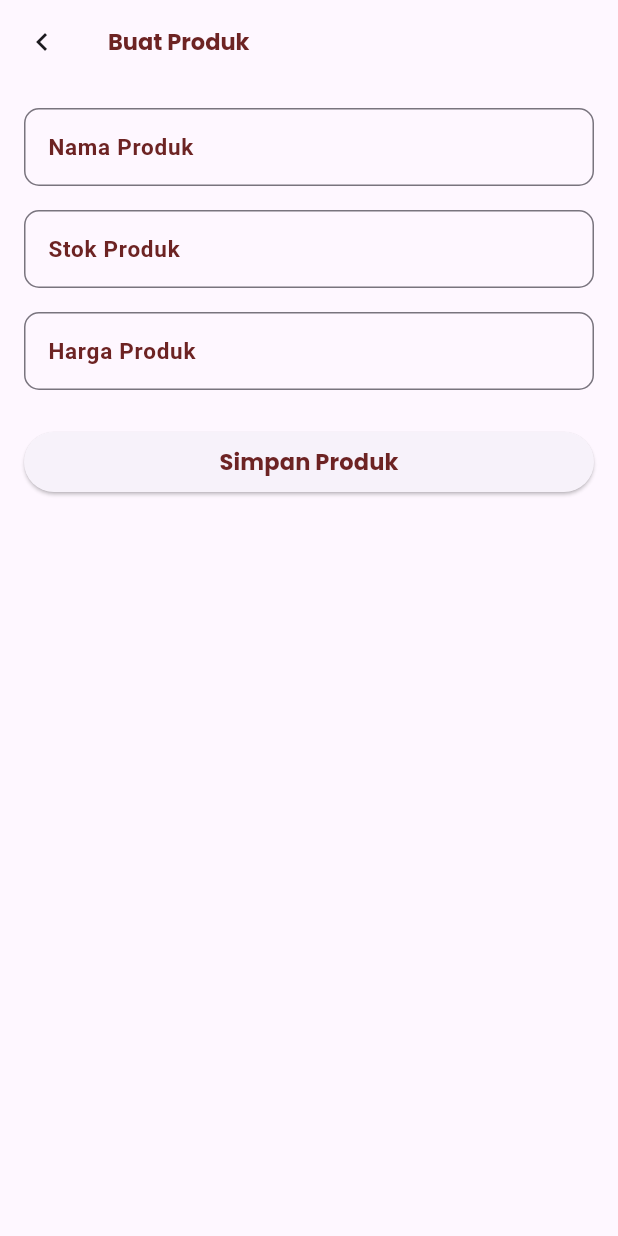
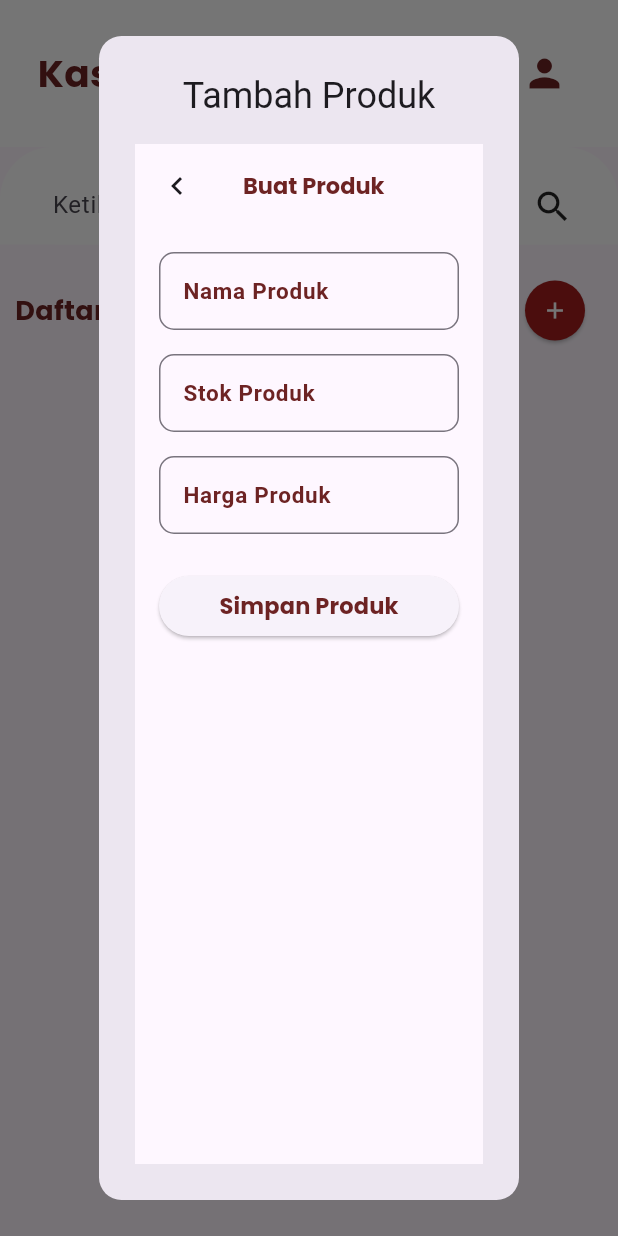
Before and after one commit to alamsyahkuba/latihankasirapp, a Flutter app: the HomePage screen opened directly, after a tap on the "add" icon, on a phone screen of 412 x 824 dp. Run offline on Flutter 3.47's test engine with Material 3 defaults, Android fonts, the phone set to English and light mode, and no system bars; our stand-ins replace curved_navigation_bar, google_fonts, shared_preferences, supabase_flutter; missing offline and left inert: bcrypt; accounts and stored records are empty; network calls fail.

Commit message:
sedikit kemajuan

```diff
--- a/lib/main.dart
+++ b/lib/main.dart
@@ -1,7 +1,9 @@
 import 'package:flutter/material.dart';
 import 'package:latihankasirapp/components/bottombar.dart';
 import 'package:latihankasirapp/pages/homepage.dart';
+import 'package:latihankasirapp/pages/transaksi.dart';
 import 'package:latihankasirapp/pages/pelanggan.dart';
+import 'package:latihankasirapp/pages/profil.dart';
 import 'package:latihankasirapp/pages/register.dart';
 import 'package:latihankasirapp/pages/welcomepages.dart';
 import 'package:latihankasirapp/service/supabase.dart';
@@ -22,7 +24,7 @@ class MyApp extends StatelessWidget {
   Widget build(BuildContext context) {
     return MaterialApp(
       debugShowCheckedModeBanner: false,
-      home: Welcomepages(),
+      home: HomePage(),
     );
   }
 }
--- a/lib/pages/bottomnavigationbar.dart
+++ b/lib/pages/bottomnavigationbar.dart
@@ -1,68 +1,67 @@
-import 'package:curved_navigation_bar/curved_navigation_bar.dart';
-import 'package:flutter/material.dart';
-import 'package:latihankasirapp/pages/homepage.dart';
-import 'package:latihankasirapp/pages/pelanggan.dart';
-import 'package:latihankasirapp/pages/theme.dart';
+// import 'package:curved_navigation_bar/curved_navigation_bar.dart';
+// import 'package:flutter/material.dart';
+// import 'package:latihankasirapp/pages/homepage.dart';
+// import 'package:latihankasirapp/pages/pelanggan.dart';
+// import 'package:latihankasirapp/pages/theme.dart';
 
-class BottomNavigationBarWidget extends StatefulWidget {
-  final Widget child;
+// class BottomNavigationBarWidget extends StatefulWidget {
+//   final Widget child;
 
-  const BottomNavigationBarWidget({Key? key, required this.child}) : super(key: key);
+//   const BottomNavigationBarWidget({Key? key, required this.child}) : super(key: key);
 
-  @override
-  _BottomNavigationBarWidgetState createState() => _BottomNavigationBarWidgetState();
-}
+//   @override
+//   _BottomNavigationBarWidgetState createState() => _BottomNavigationBarWidgetState();
+// }
 
-class _BottomNavigationBarWidgetState extends State<BottomNavigationBarWidget> {
-  int _selectedIndex = 0; // Track selected index
+// class _BottomNavigationBarWidgetState extends State<BottomNavigationBarWidget> {
+//   int _selectedIndex = 0; // Track selected index
 
-  @override
-  Widget build(BuildContext context) {
-    return Scaffold(
-      body: widget.child,
-      bottomNavigationBar: CurvedNavigationBar(
-        backgroundColor: secondaryColor,
-        color: secondaryColor, // Update your color as needed
-        animationDuration: Duration(milliseconds: 300),
-        index: _selectedIndex, // Keep the current index
-        items: [
-          Icon(Icons.home, size: 30, color: Colors.white),
-          Icon(Icons.shopping_cart, size: 30, color: Colors.white),
-          Icon(Icons.history, size: 30, color: Colors.white),
-          Icon(Icons.people_alt_outlined, size: 30, color: Colors.white),
-          Icon(Icons.person, size: 30, color: Colors.white),
-        ],
-        onTap: (index) {
-          setState(() {
-            _selectedIndex = index;
-          });
+//   @override
+//   Widget build(BuildContext context) {
+//     return Scaffold(
+//       body: widget.child,
+//       bottomNavigationBar: CurvedNavigationBar(
+//         backgroundColor: primaryColor,
+//         color: secondaryColor,
+//         animationDuration: Duration(milliseconds: 300),
+//         index: _selectedIndex, // Keep the current index
+//         items: [
+//           Icon(Icons.home, size: 30, color: Colors.white),
+//           Icon(Icons.shopping_cart, size: 30, color: Colors.white),
+//           Icon(Icons.history, size: 30, color: Colors.white),
+//           Icon(Icons.people_alt_outlined, size: 30, color: Colors.white),
+//         ],
+//         onTap: (index) {
+//           setState(() {
+//             _selectedIndex = index;
+//           });
 
-          // Navigate based on selected index
-          switch (index) {
-            case 0:
-              Navigator.pushReplacement(
-                context,
-                MaterialPageRoute(builder: (context) => HomePage()),
-              );
-              break;
-            case 1:
-              // Handle other pages
-              break;
-            case 2:
-              // Handle other pages
-              break;
-            case 3:
-              Navigator.pushReplacement(
-                context,
-                MaterialPageRoute(builder: (context) => PelangganPage()),
-              );
-              break;
-            case 4:
-              // Handle other pages
-              break;
-          }
-        },
-      ),
-    );
-  }
-}
+//           // Navigate based on selected index
+//           switch (index) {
+//             case 0:
+//               Navigator.pushReplacement(
+//                 context,
+//                 MaterialPageRoute(builder: (context) => HomePage()),
+//               );
+//               break;
+//             case 1:
+//               // Handle other pages
+//               break;
+//             case 2:
+//               // Handle other pages
+//               break;
+//             case 3:
+//               Navigator.pushReplacement(
+//                 context,
+//                 MaterialPageRoute(builder: (context) => PelangganPage()),
+//               );
+//               break;
+//             case 4:
+//               // Handle other pages
+//               break;
+//           }
+//         },
+//       ),
+//     );
+//   }
+// }
--- a/lib/pages/createproduk.dart
+++ b/lib/pages/createproduk.dart
@@ -4,6 +4,18 @@ import 'package:latihankasirapp/pages/homepage.dart';
 import 'package:supabase_flutter/supabase_flutter.dart';
 import 'package:latihankasirapp/components/bottombar.dart';
 
+void showCreateProductModal(BuildContext context) {
+  showDialog(
+    context: context,
+    builder: (BuildContext context){
+      return AlertDialog(
+        shape: RoundedRectangleBorder(borderRadius: BorderRadius.circular(15)),
+        title: Text("Tambah Produk", textAlign: TextAlign.center),
+        content: CreateProductPage(),
+      );
+    },
+  );
+}
 class CreateProductPage extends StatefulWidget {
   const CreateProductPage({super.key});
 
--- a/lib/pages/homeappbar.dart
+++ b/lib/pages/homeappbar.dart
@@ -18,7 +18,7 @@ class Homeappbar extends StatelessWidget {
           Spacer(), // Memastikan ikon keluar berada di kanan
           IconButton(
             icon: Icon(
-              Icons.exit_to_app,
+              Icons.person,
               size: 30,
               color: secondaryColor ,
             ),
--- a/lib/pages/homepage.dart
+++ b/lib/pages/homepage.dart
@@ -8,8 +8,8 @@ import 'package:latihankasirapp/pages/createproduk.dart';
 class HomePage extends StatelessWidget {
   @override
   Widget build(BuildContext context) {
-    return BottomNavigationBarWidget(
-      child: ListView(
+    return Scaffold(
+      body: ListView(
         children: [
           Homeappbar(),
           Container(
@@ -64,10 +64,11 @@ class HomePage extends StatelessWidget {
                 Text("Daftar Produk", style: sixTextStyle.copyWith(fontSize: 18)),
                 ElevatedButton(
                   onPressed: () {
-                    Navigator.pushReplacement(
-                      context,
-                      MaterialPageRoute(builder: (context) => CreateProductPage()),
-                    );
+                    showCreateProductModal(context);
+                    // Navigator.pushReplacement(
+                    //   context,
+                    //   MaterialPageRoute(builder: (context) => CreateProductPage()),
+                    // );
                   },
                   style: ElevatedButton.styleFrom(
                     shape: CircleBorder(),
@@ -82,7 +83,10 @@ class HomePage extends StatelessWidget {
               ],
             ),
           ),
-          ItemWidget(searchQuery: ''),
+          Container(
+            child: ItemWidget(searchQuery: ''),
+              // decoration: B, design produk list
+          ),
         ],
       ),
     );
--- a/lib/pages/register.dart
+++ b/lib/pages/register.dart
@@ -129,8 +129,8 @@ class _RegisterPageState extends State<RegisterPage> {
             DropdownButtonFormField<String>(
               value: _selectedJabatan,
               items: [
-                'Admin',
-                'Pegawai',
+                'Petugas',
+                'Pelanggan',
               ].map((jabatan) {
                 return DropdownMenuItem(
                   value: jabatan,
@@ -156,7 +156,7 @@ class _RegisterPageState extends State<RegisterPage> {
                 padding: MaterialStateProperty.all(
                     EdgeInsets.symmetric(horizontal: 30, vertical: 15)),
                 backgroundColor:
-                    MaterialStateProperty.all(Color.fromARGB(255, 224, 13, 13)),
+                    MaterialStateProperty.all(secondaryColor),
                 foregroundColor: MaterialStateProperty.all(Colors.white),
                 shape: MaterialStateProperty.all(
                   RoundedRectangleBorder(
--- a/lib/pages/theme.dart
+++ b/lib/pages/theme.dart
@@ -10,6 +10,7 @@ Color fourthColor = Color(0xFFA31D1D);
 Color whiteColor = Colors.white;
 Color blackColor = Colors.black;
 Color greyColor = Color.fromARGB(255, 112, 111, 111);
+Color backgroundPageColor = Color(0xF5F5F5);
 
 TextStyle firstTextStyle = GoogleFonts.roboto(fontSize: 15, color: fourthColor, fontWeight: FontWeight.w500);
 TextStyle secondTextStyle = GoogleFonts.poppins(fontSize: 30, color: secondaryColor, fontWeight: FontWeight.bold);
```
Also changed, not shown: lib/components/bottombar.dart (+8 -7 lines), lib/pages/itemwidget.dart (+53 -17 lines), lib/pages/pelanggan.dart (+4 -4 lines), lib/pages/profil.dart (added, +77 -0 lines), lib/pages/transaksi.dart (added, +173 -0 lines).
